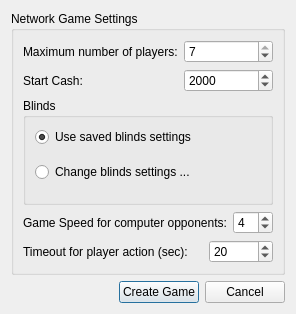
Qt form src/gui/qt/createnetworkgamedialog.ui (pokerth/pokerth) before a commit.
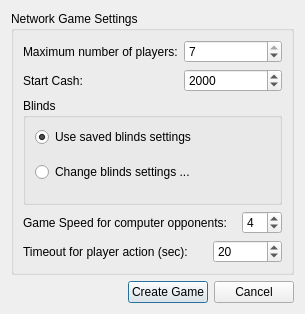
The same form after that commit.

Diff of the .ui file:
```diff
--- a/src/gui/qt/createnetworkgamedialog.ui
+++ b/src/gui/qt/createnetworkgamedialog.ui
@@ -5,7 +5,7 @@
    <rect>
     <x>0</x>
     <y>0</y>
-    <width>277</width>
+    <width>305</width>
     <height>314</height>
    </rect>
   </property>
```
Left out of the diff: 2 changed lines with no effect on the pictures.
